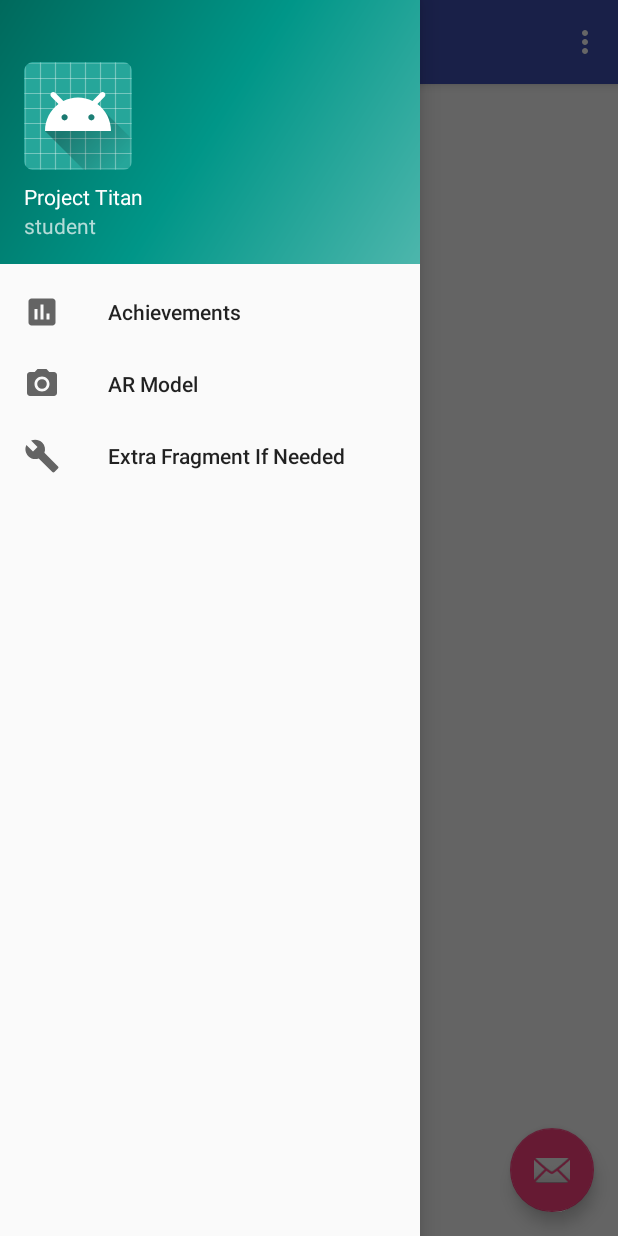
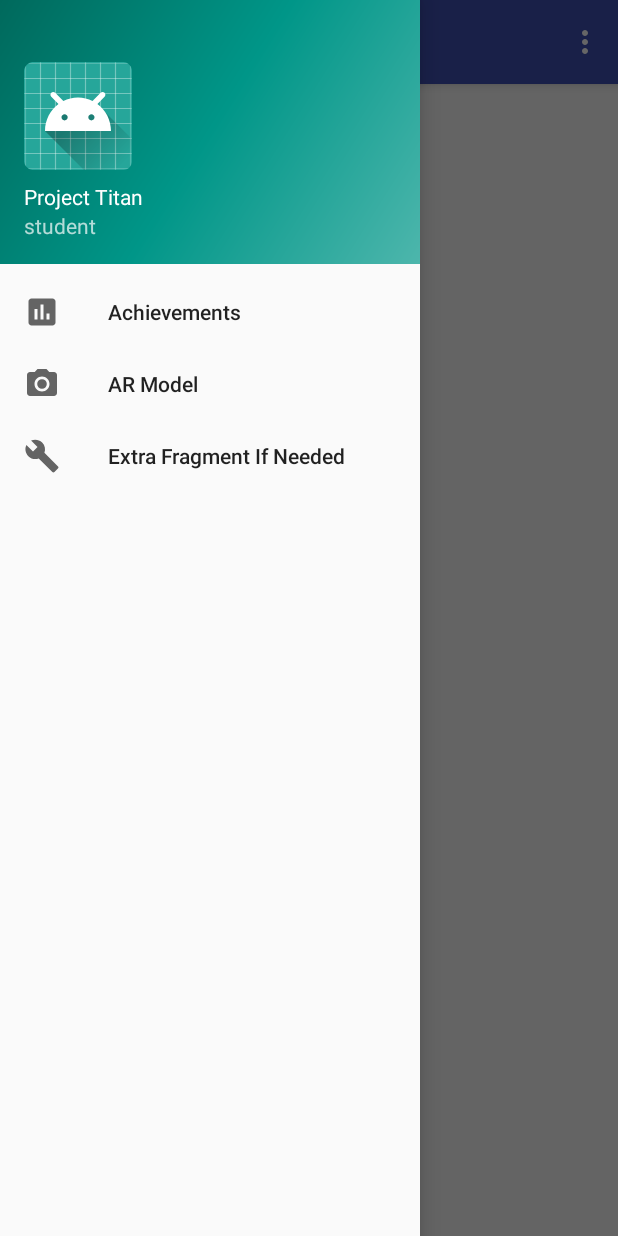
Before and after one commit to project-progression-system/project_titan_client, an Android app: the MainActivity screen opened directly, with no data from a screen before it, with the side drawer open, on a phone screen of 412 x 824 dp. Run offline under Robolectric (Android 15) with nearby library versions, the phone set to English and light mode, and no system bars.

Commit message:
Added Oauth and removed floating email icon.

```diff
--- a/app/src/main/java/edu/cnm/deepdive/project_titan/MainActivity.java
+++ b/app/src/main/java/edu/cnm/deepdive/project_titan/MainActivity.java
@@ -2,9 +2,7 @@ package edu.cnm.deepdive.project_titan;
 
 import android.content.Intent;
 import android.os.Bundle;
-import android.support.design.widget.FloatingActionButton;
 import android.support.design.widget.NavigationView;
-import android.support.design.widget.Snackbar;
 import android.support.v4.app.Fragment;
 import android.support.v4.app.FragmentManager;
 import android.support.v4.view.GravityCompat;
@@ -14,7 +12,6 @@ import android.support.v7.app.AppCompatActivity;
 import android.support.v7.widget.Toolbar;
 import android.view.Menu;
 import android.view.MenuItem;
-import android.view.View;
 import edu.cnm.deepdive.project_titan.controller.LoginActivity;
 import edu.cnm.deepdive.project_titan.fragments.Fragment1;
 import edu.cnm.deepdive.project_titan.fragments.Fragment2;
@@ -30,15 +27,6 @@ public class MainActivity extends AppCompatActivity
     setContentView(R.layout.activity_main);
     Toolbar toolbar = (Toolbar) findViewById(R.id.toolbar);
     setSupportActionBar(toolbar);
-
-    FloatingActionButton fab = (FloatingActionButton) findViewById(R.id.fab);
-    fab.setOnClickListener(new View.OnClickListener() {
-      @Override
-      public void onClick(View view) {
-        Snackbar.make(view, "Replace with your own action", Snackbar.LENGTH_LONG)
-            .setAction("Action", null).show();
-      }
-    });
 
     DrawerLayout drawer = (DrawerLayout) findViewById(R.id.drawer_layout);
     ActionBarDrawerToggle toggle = new ActionBarDrawerToggle(
--- a/app/src/main/java/edu/cnm/deepdive/project_titan/service/GoogleSignInService.java
+++ b/app/src/main/java/edu/cnm/deepdive/project_titan/service/GoogleSignInService.java
@@ -4,6 +4,7 @@ import com.google.android.gms.auth.api.signin.GoogleSignIn;
 import com.google.android.gms.auth.api.signin.GoogleSignInAccount;
 import com.google.android.gms.auth.api.signin.GoogleSignInClient;
 import com.google.android.gms.auth.api.signin.GoogleSignInOptions;
+import edu.cnm.deepdive.project_titan.R;
 import edu.cnm.deepdive.project_titan.TitanApplication;
 
 
@@ -18,6 +19,7 @@ public class GoogleSignInService {
         new GoogleSignInOptions.Builder(GoogleSignInOptions.DEFAULT_SIGN_IN)
             .requestEmail()
             .requestId()
+            .requestIdToken(TitanApplication.getInstance().getString(R.string.client_id))
             .build();
     client = GoogleSignIn.getClient(TitanApplication.getInstance(), options);
   }
--- a/app/src/main/res/layout/app_bar_main.xml
+++ b/app/src/main/res/layout/app_bar_main.xml
@@ -23,12 +23,5 @@
 
   <include layout="@layout/content_main"/>
 
-  <android.support.design.widget.FloatingActionButton
-    android:id="@+id/fab"
-    android:layout_width="wrap_content"
-    android:layout_height="wrap_content"
-    android:layout_margin="@dimen/fab_margin"
-    android:layout_gravity="bottom|end"
-    app:srcCompat="@android:drawable/ic_dialog_email"/>
 
 </android.support.design.widget.CoordinatorLayout>
--- a/app/src/main/res/menu/options_menu.xml
+++ b/app/src/main/res/menu/options_menu.xml
@@ -2,7 +2,6 @@
 <menu xmlns:app="http://schemas.android.com/apk/res-auto"
   xmlns:android="http://schemas.android.com/apk/res/android"
   >
-
 
   <item
     android:id="@+id/sign_out"
--- a/app/src/main/res/values/strings.xml
+++ b/app/src/main/res/values/strings.xml
@@ -7,6 +7,7 @@
   <string name="nav_header_desc">Navigation header</string>
   <string name="action_settings">Settings</string>
   <string name="project_titan">Project Titan</string>
+  <string name="client_id">402327872872-g339tcgfotjhuomduobkovo7vbushd80.apps.googleusercontent.com</string>
 
   <string name="drawer_open">Open navigation drawer</string>
   <string name="drawer_close">Close navigation drawer</string>
```
